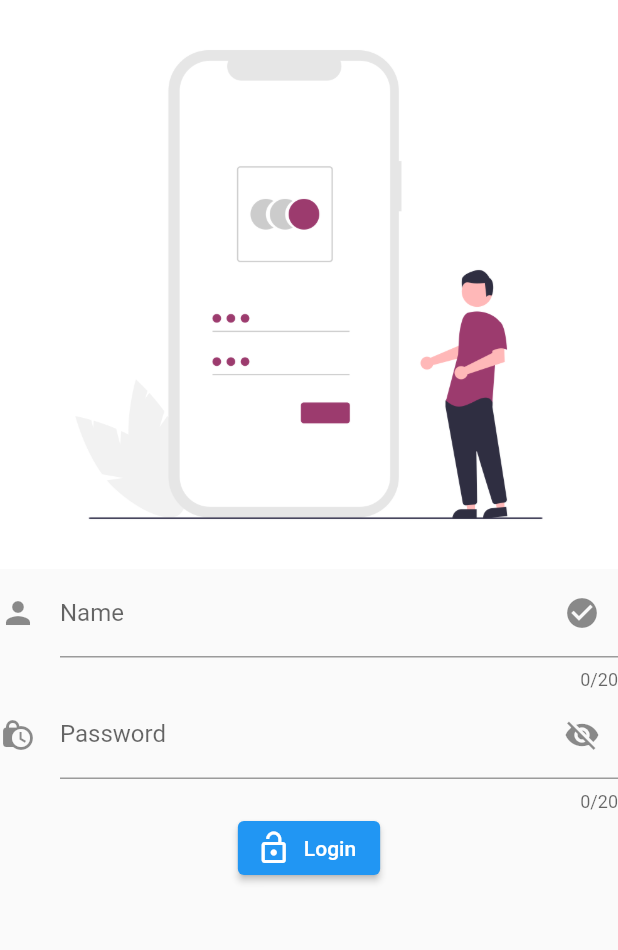
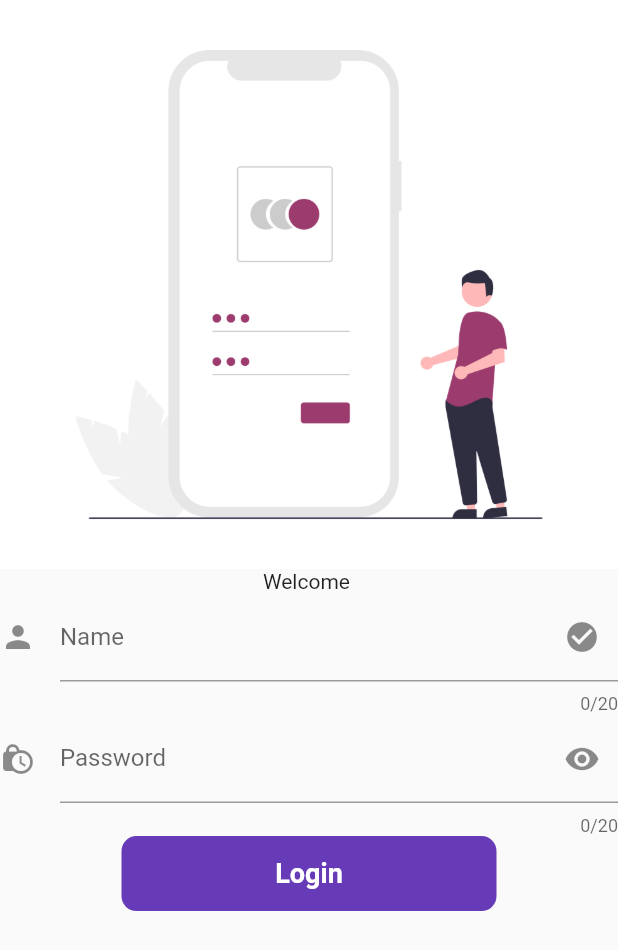
Before and after one commit to AnikRonjon/Flutter_Clash, a Flutter app: the screen it shows after launch, after a tap on the "login" icon, on a phone screen of 412 x 824 dp. Shown: the top 950 px of the screen. Run offline on Flutter 3.47's test engine with Material 2 defaults, Android fonts, the phone set to English and light mode, and no system bars.

Commit message:
Some Routing Utilities added

```diff
--- a/lib/main.dart
+++ b/lib/main.dart
@@ -2,6 +2,7 @@ import 'package:flutter/material.dart';
 import 'package:flutter_clash/screen/home.dart';
 import 'package:flutter_clash/screen/login.dart';
 import 'package:flutter_clash/screen/registration.dart';
+import 'package:flutter_clash/utils/routes.dart';
 
 void main() {
   runApp(const MyApp());
@@ -16,9 +17,10 @@ class MyApp extends StatelessWidget {
       debugShowCheckedModeBanner: false,
       title: "First App",
       home: const HomeScreen(),
+      initialRoute: MyRoutes.homeRoute,
       routes: {
-        "/login": (context) => const LoginScreen(),
-        "/registration": (context) => const RegistrationScreen(),
+        MyRoutes.loginRoute: (context) => const LoginScreen(),
+        MyRoutes.regRoute: (context) => const RegistrationScreen(),
       },
     );
   }
--- a/lib/screen/login.dart
+++ b/lib/screen/login.dart
@@ -1,4 +1,5 @@
 import 'package:flutter/material.dart';
+import 'package:flutter_clash/utils/routes.dart';
 
 class LoginScreen extends StatefulWidget {
   const LoginScreen({Key? key}) : super(key: key);
@@ -9,17 +10,28 @@ class LoginScreen extends StatefulWidget {
 
 class _LoginScreenState extends State<LoginScreen> {
   bool obscureTextValue = true;
+  String _name = "";
+  bool changeButton = false;
   @override
   Widget build(BuildContext context) {
     return Material(
       child: Container(
+        child: SingleChildScrollView(
           child: Column(
             children: [
               Image.asset(
                 'assets/images/login.png',
                 fit: BoxFit.cover,
               ),
+
+              Text("Welcome $_name"),
+
               TextFormField(
+                onChanged: (value) {
+                  setState(() {
+                    _name = value;
+                  });
+                },
                 maxLength: 20,
                 decoration: const InputDecoration(
                   icon: Icon(Icons.person),
@@ -46,18 +58,40 @@ class _LoginScreenState extends State<LoginScreen> {
                       });
                     },
                     icon: Icon(obscureTextValue
-                      ? Icons.visibility_off
-                      : Icons.visibility),
+                        ? Icons.visibility
+                        : Icons.visibility_off),
                   ),
                 ),
               ),
-            ElevatedButton.icon(
-                onPressed: () {
-                  Navigator.pushNamed(context, '/');
+
+              InkWell(
+                onTap: () {
+                  setState(() {
+                    changeButton = true;
+                  });
+                  // Navigator.pushNamed(context, '/');
                 },
-                icon: const Icon(Icons.lock_open),
-                label: const Text('Login'))
+                child: AnimatedContainer(
+                  width: changeButton ? 150 : 250,
+                  height: 50,
+                  alignment: Alignment.center,
+                  child: const Text(
+                    'Login',
+                    style: TextStyle(
+                      color: Colors.white,
+                      fontWeight: FontWeight.bold,
+                      fontSize: 18,
+                    ),
+                  ),
+                  decoration: BoxDecoration(
+                    color: Colors.deepPurple,
+                    borderRadius: BorderRadius.circular(10),
+                  ),
+                  duration: const Duration(seconds: 2),
+                ),
+              ),
             ],
+          ),
         ),
       ),
     );
--- /dev/null
+++ b/lib/utils/routes.dart
@@ -0,0 +1,5 @@
+class MyRoutes {
+  static String loginRoute = '/login';
+  static String homeRoute = '/home';
+  static String regRoute = '/registration';
+}
```
Lines whose indentation alone changed are shown as unchanged.
